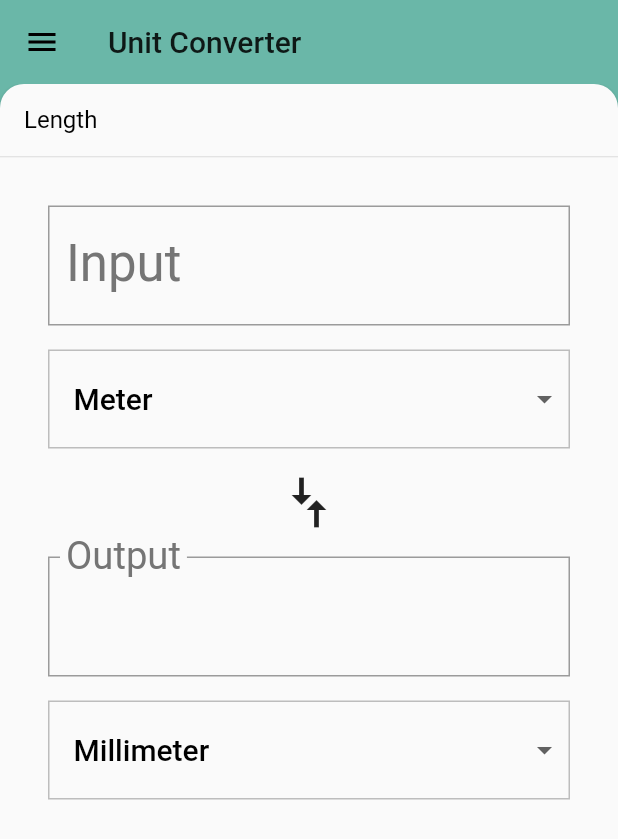
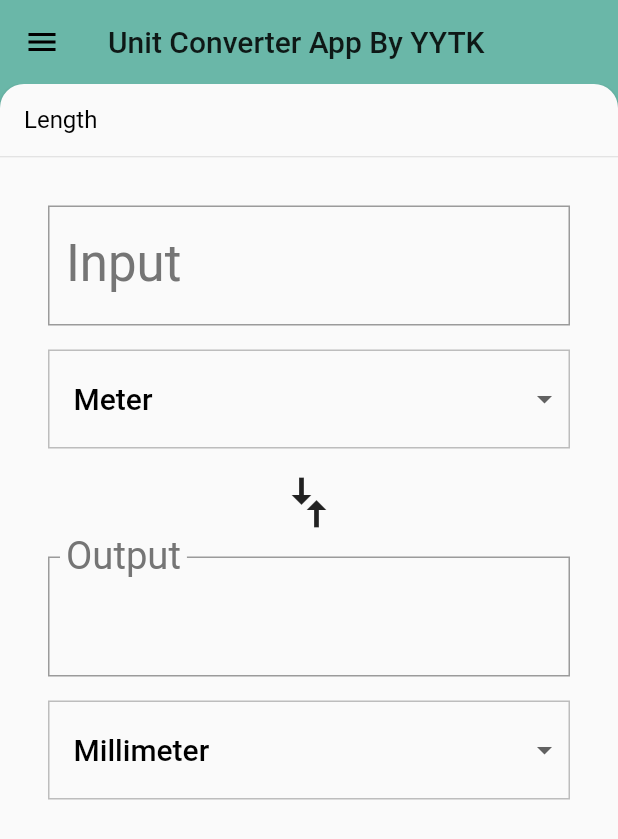
Before and after one commit to YeYintThetKhine/Unit_Converter_By_Ye_Yint_Thet_Khine, a Flutter app: the screen it shows after launch, on a phone screen of 412 x 824 dp. Shown: the top 839 px of the screen. Run offline on Flutter 3.47's test engine with Material 2 defaults, Android fonts, the phone set to English and light mode, and no system bars; network calls fail; Roboto replaces fonts that are missing (Raleway).

Commit message:
Update Developer Name

```diff
--- a/lib/category_route.dart
+++ b/lib/category_route.dart
@@ -230,7 +230,7 @@ class _CategoryRouteState extends State<CategoryRoute> {
           ? UnitConverter(category: _defaultCategory)
           : UnitConverter(category: _currentCategory),
       backPanel: listView,
-      frontTitle: Text('Unit Converter'),
+      frontTitle: Text('Unit Converter App By YYTK'),
       backTitle: Text('Select a Category'),
     );
   }
```
Also changed, not shown: 1 other file.
